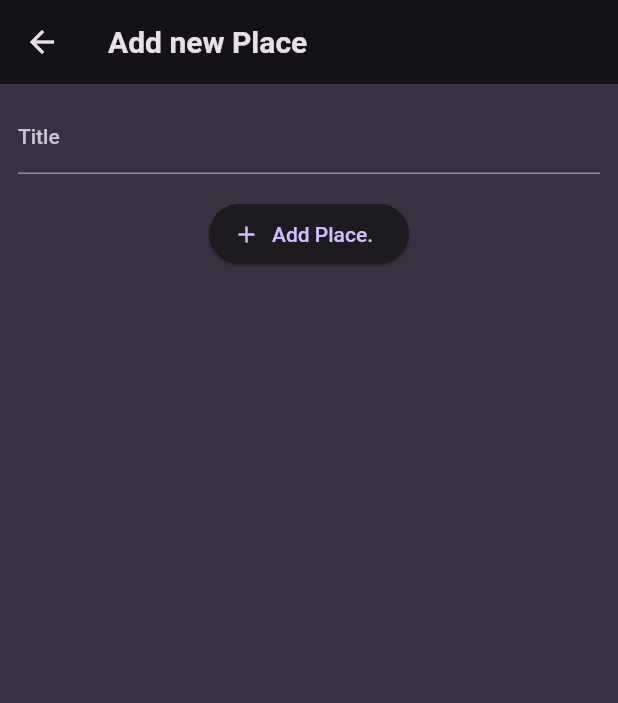
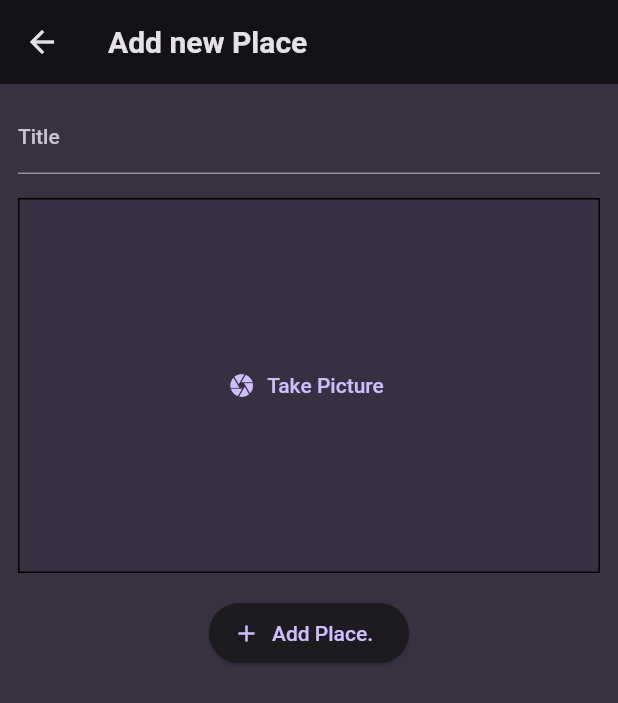
Before and after one commit to satyam1560/favorite_places, a Flutter app: the screen it shows after launch, after a tap on the "add" icon, on a phone screen of 412 x 824 dp. Shown: the top 703 px of the screen. Run offline on Flutter 3.47's test engine with Material 2 defaults, Android fonts, the phone set to English and light mode, and no system bars; our stand-ins replace flutter_riverpod, google_fonts, image_picker.

Commit message:
add image using camera feature added

```diff
--- a/lib/models/place.dart
+++ b/lib/models/place.dart
@@ -1,10 +1,13 @@
+import 'dart:io';
+
 import 'package:uuid/uuid.dart';
 
 const uuid = Uuid();
 
 class Place {
-   Place({required this.title}) : id = uuid.v4();
+  Place({required this.title, required this.image}) : id = uuid.v4();
 
   final String id;
   final String title;
+  final File image;
 }
--- a/lib/screens/add_places.dart
+++ b/lib/screens/add_places.dart
@@ -1,4 +1,7 @@
+import 'dart:io';
+
 import 'package:favorite_places/providers/user_places.dart';
+import 'package:favorite_places/widgets/image_input.dart';
 import 'package:flutter/material.dart';
 import 'package:flutter_riverpod/flutter_riverpod.dart';
 
@@ -12,15 +15,18 @@ class AddPlaceScreen extends ConsumerStatefulWidget {
 
 class _AddPlaceScreenState extends ConsumerState<AddPlaceScreen> {
   final _titleController = TextEditingController();
+  File? _selectedImage;
 
   void _savePlace() {
     final enteredTitle = _titleController.text;
 
-    if (enteredTitle.isEmpty) {
+    if (enteredTitle.isEmpty || _selectedImage == null) {
       return;
     }
 
-    ref.read(userPlacesProvider.notifier).addPlace(enteredTitle);
+    ref
+        .read(userPlacesProvider.notifier)
+        .addPlace(enteredTitle, _selectedImage!);
 
     Navigator.of(context).pop();
   }
@@ -35,24 +41,31 @@ class _AddPlaceScreenState extends ConsumerState<AddPlaceScreen> {
   Widget build(BuildContext context) {
     return Scaffold(
       appBar: AppBar(
-        title: Text('Add new Place'),
+        title: const Text('Add new Place'),
       ),
       body: SingleChildScrollView(
-        padding: EdgeInsets.all(12),
+        padding: const EdgeInsets.all(12),
         child: Column(
           children: [
             TextField(
-              decoration: InputDecoration(labelText: 'Title'),
+              decoration: const InputDecoration(labelText: 'Title'),
               controller: _titleController,
               style: TextStyle(
                 color: Theme.of(context).colorScheme.onBackground,
               ),
             ),
-            SizedBox(height: 16),
+            //Image input
+            const SizedBox(height: 16),
+            ImageInput(
+              onPickImage: (image) {
+                _selectedImage = image;
+              },
+            ),
+            const SizedBox(height: 16),
             ElevatedButton.icon(
               onPressed: _savePlace,
-              icon: Icon(Icons.add),
-              label: Text('Add Place.'),
+              icon: const Icon(Icons.add),
+              label: const Text('Add Place.'),
             )
           ],
         ),
--- a/lib/screens/places.dart
+++ b/lib/screens/places.dart
@@ -13,19 +13,22 @@ class PlacesScreen extends ConsumerWidget {
 
     return Scaffold(
       appBar: AppBar(
-        title: Text('Your Places'),
+        title: const Text('Your Places'),
         actions: [
           IconButton(
             onPressed: () {
-              Navigator.of(context)
-                  .push(MaterialPageRoute(builder: (ctx) => AddPlaceScreen()));
+              Navigator.of(context).push(
+                  MaterialPageRoute(builder: (ctx) => const AddPlaceScreen()));
             },
-            icon: Icon(Icons.add),
+            icon: const Icon(Icons.add),
           )
         ],
       ),
-      body: PlacesList(
-        places: userPlaces,
+      body: Padding(
+        padding: const EdgeInsets.all(8.0),
+        child: PlacesList(
+          places: userPlaces,
+        ),
       ),
     );
   }
--- /dev/null
+++ b/lib/widgets/image_input.dart
@@ -0,0 +1,70 @@
+import 'dart:io';
+
+import 'package:flutter/material.dart';
+import 'package:image_picker/image_picker.dart';
+
+class ImageInput extends StatefulWidget {
+  const ImageInput({
+    super.key,
+    required this.onPickImage,
+  });
+
+  final void Function(File image) onPickImage;
+
+  @override
+  State<ImageInput> createState() {
+    return _ImageInputState();
+  }
+}
+
+class _ImageInputState extends State<ImageInput> {
+  File? _selectedImage;
+
+//this function take picture from camera or by existing photos frm device
+  void _takePicture() async {
+    final imagePicker = ImagePicker();
+    final pickedImage =
+        await imagePicker.pickImage(source: ImageSource.camera, maxWidth: 600);
+
+    if (pickedImage == null) {
+      return;
+    }
+    setState(() {
+      _selectedImage = File(pickedImage.path);
+    });
+
+    widget.onPickImage(_selectedImage!);
+  }
+
+  @override
+  Widget build(BuildContext context) {
+    Widget content = TextButton.icon(
+      icon: const Icon(Icons.camera),
+      label: const Text('Take Picture'),
+      onPressed: _takePicture,
+    );
+
+    if (_selectedImage != null) {
+      content = GestureDetector(
+        onTap: _takePicture,
+        child: Image.file(
+          _selectedImage!,
+          fit: BoxFit.cover,
+          width: double.infinity,
+          height: double.infinity,
+        ),
+      );
+    }
+
+    return Container(
+      decoration: BoxDecoration(
+        border: Border.all(width: 1),
+        color: Theme.of(context).colorScheme.onSecondary.withOpacity(0.2),
+      ),
+      height: 250,
+      width: double.infinity,
+      alignment: Alignment.center,
+      child: content,
+    );
+  }
+}
--- a/pubspec.yaml
+++ b/pubspec.yaml
@@ -39,6 +39,7 @@ dependencies:
   uuid: ^3.0.7
   riverpod: ^2.3.6
   flutter_riverpod: ^2.3.6
+  image_picker: ^0.8.7+5
 
 dev_dependencies:
   flutter_test:
```
Also changed, not shown: lib/providers/user_places.dart (+8 -3 lines), lib/screens/place_details.dart (+9 -7 lines), lib/widgets/places_list.dart (+5 -2 lines), pubspec.lock.
